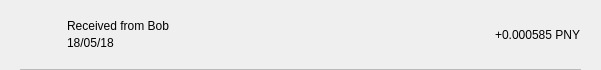
decenomy/PNY, file src/qt/pny/forms/txrow.ui: the form before one commit.
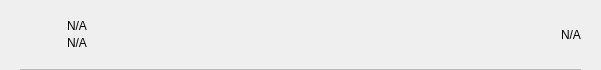
The form after the commit.

The edit to the form file:
```diff
--- a/src/qt/pny/forms/txrow.ui
+++ b/src/qt/pny/forms/txrow.ui
@@ -110,7 +110,7 @@
               <string notr="true"/>
              </property>
              <property name="text">
-              <string>Received from Bob</string>
+              <string notr="true">N/A</string>
              </property>
              <property name="alignment">
               <set>Qt::AlignBottom|Qt::AlignLeading|Qt::AlignLeft</set>
@@ -123,7 +123,7 @@
               <string notr="true"/>
              </property>
              <property name="text">
-              <string>18/05/18</string>
+              <string notr="true">N/A</string>
              </property>
              <property name="alignment">
               <set>Qt::AlignLeading|Qt::AlignLeft|Qt::AlignTop</set>
@@ -138,7 +138,7 @@
             <string notr="true"/>
            </property>
            <property name="text">
-            <string>+0.000585 PNY</string>
+            <string notr="true">N/A</string>
            </property>
           </widget>
          </item>
```
